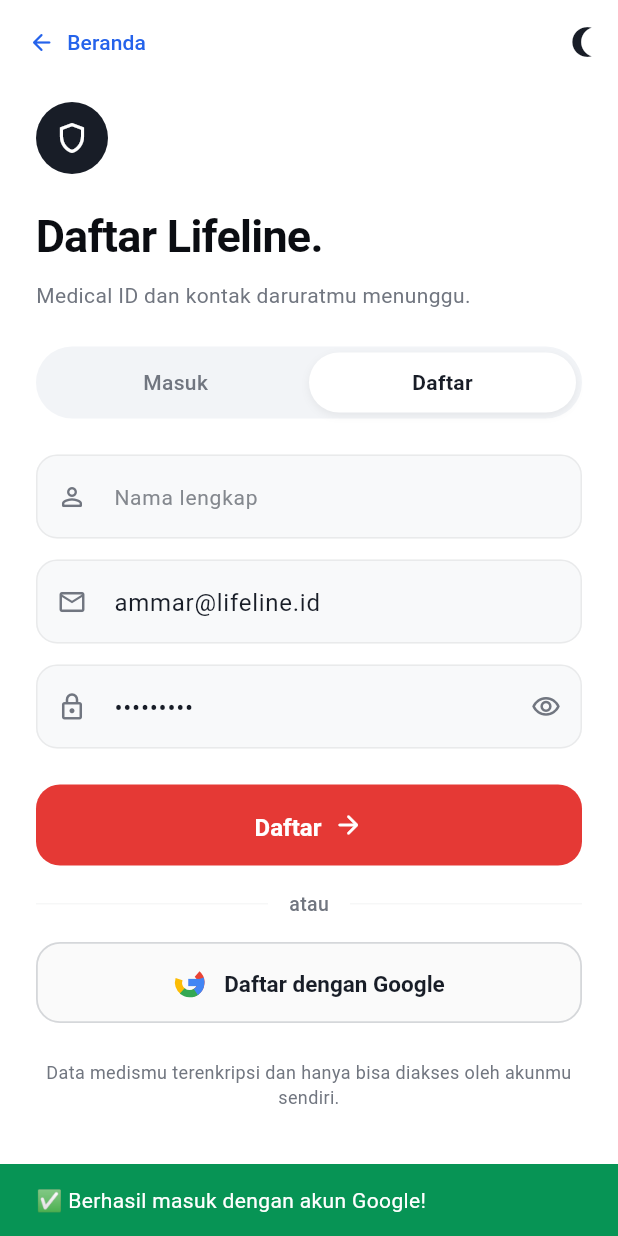
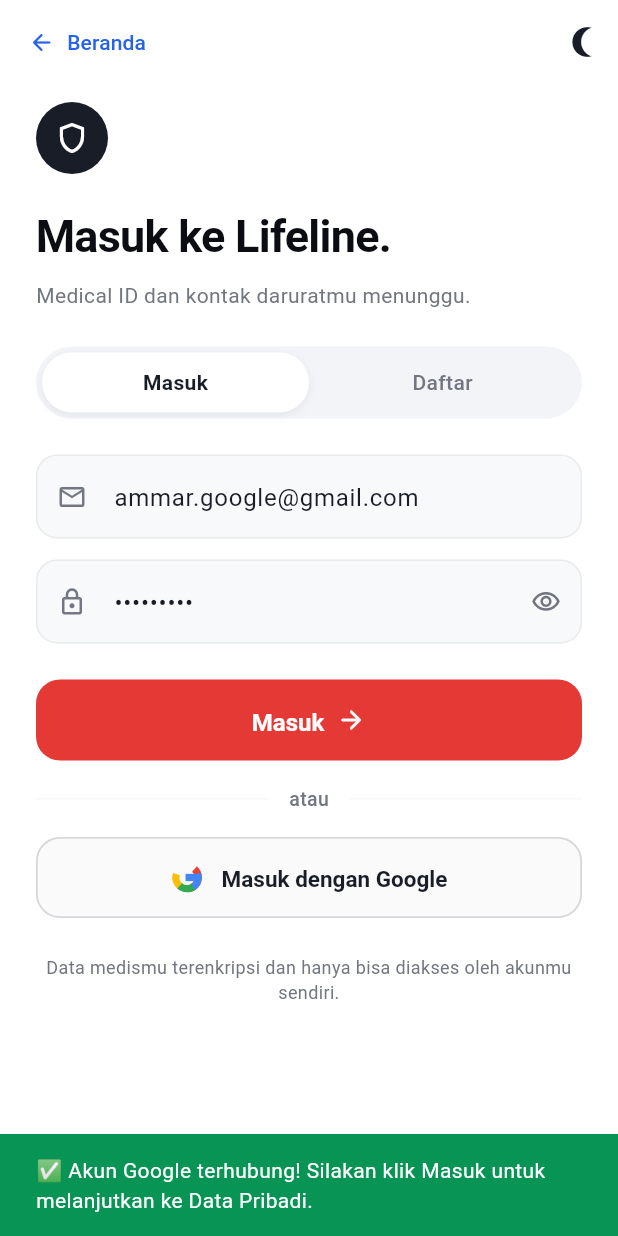
Before and after one commit to ardyandaammar-maker/vibe-coding---Lifeline, a Flutter app: the AuthScreen screen opened directly with empty values, after a tap on "Daftar", after a tap on "Daftar dengan Google", on a phone screen of 412 x 824 dp. Run offline on Flutter 3.47's test engine with Material 3 defaults, Android fonts, the phone set to English and light mode, and no system bars; network calls fail; Roboto replaces fonts that are missing (Geist).

Commit message:
Require credentials sign-in step before navigating to Data Pribadi

```diff
--- a/lib/screens/auth_screen.dart
+++ b/lib/screens/auth_screen.dart
@@ -82,19 +82,24 @@
 
       ScaffoldMessenger.of(context).showSnackBar(
         const SnackBar(
-          content: Text('✅ Pendaftaran berhasil! Silakan isi data diri Anda.'),
+          content: Text('✅ Pendaftaran berhasil! Silakan klik Masuk dengan email & kata sandi Anda.'),
           backgroundColor: Color(0xFF079455),
         ),
       );
 
-      // Immediately navigate new registered user to OnboardingScreen (Screen Pendataan Diri)
-      widget.onAuthSuccess(name);
+      // Pre-fill email and password into sign-in mode
+      setState(() {
+        _emailController.text = email;
+        _passwordController.text = password;
+        _currentMode = AuthMode.signIn;
+        _errorMessage = null;
+      });
     } else {
       // Login validation: must match email AND password via UserStore
       final UserAccount? matchedAccount = UserStore().findAccount(email, password);
 
       if (matchedAccount != null) {
-        // Success
+        // Success -> Navigates to Data Pribadi (OnboardingScreen) if not yet completed
         widget.onAuthSuccess(matchedAccount.name);
       } else {
         // Failure
@@ -115,26 +120,32 @@
   void _handleGoogleSignIn() {
     const googleEmail = 'ammar.google@gmail.com';
     const googleName = 'Ammar (Google)';
+    const googlePassword = 'secret123';
 
     if (!UserStore().isEmailRegistered(googleEmail)) {
       UserStore().registerAccount(
         UserAccount(
           name: googleName,
           email: googleEmail,
-          password: 'google_oauth_token',
+          password: googlePassword,
         ),
       );
-      // DO NOT pre-complete onboarding here so new Google accounts fill out Screen Pendataan Diri
     }
+
+    // Pre-fill email and password in sign in mode for Google user
+    setState(() {
+      _emailController.text = googleEmail;
+      _passwordController.text = googlePassword;
+      _currentMode = AuthMode.signIn;
+      _errorMessage = null;
+    });
 
     ScaffoldMessenger.of(context).showSnackBar(
       const SnackBar(
-        content: Text('✅ Berhasil masuk dengan akun Google!'),
+        content: Text('✅ Akun Google terhubung! Silakan klik Masuk untuk melanjutkan ke Data Pribadi.'),
         backgroundColor: Color(0xFF079455),
       ),
     );
-
-    widget.onAuthSuccess(googleName);
   }
 
   Widget _buildGoogleLogo() {
```
